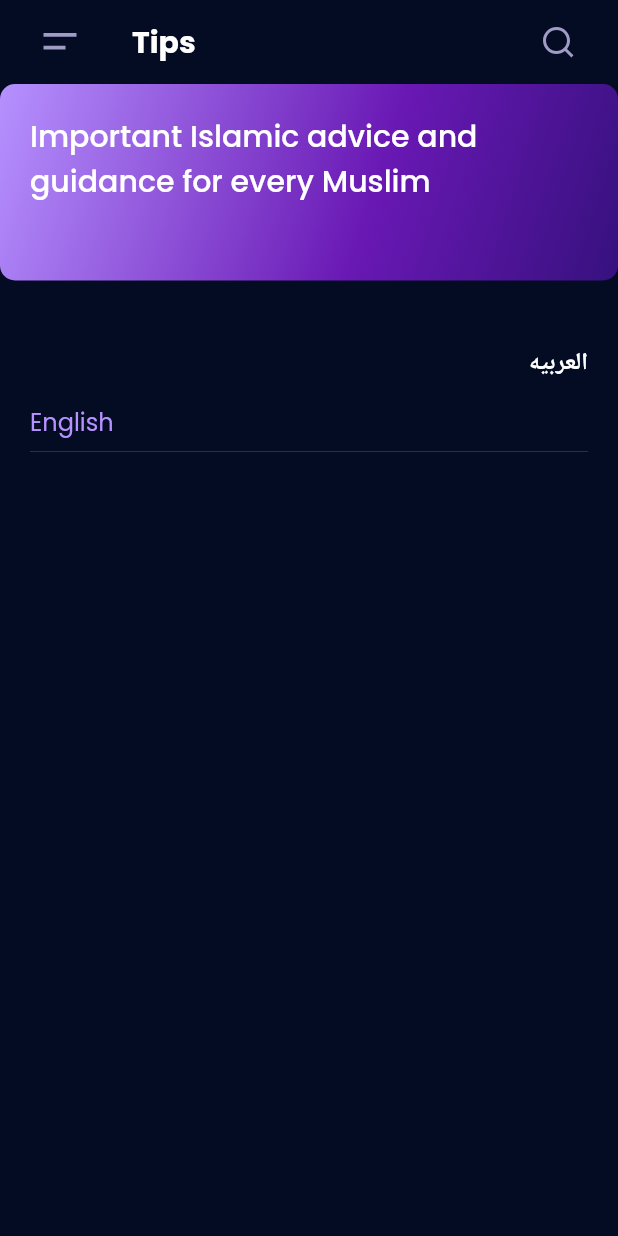
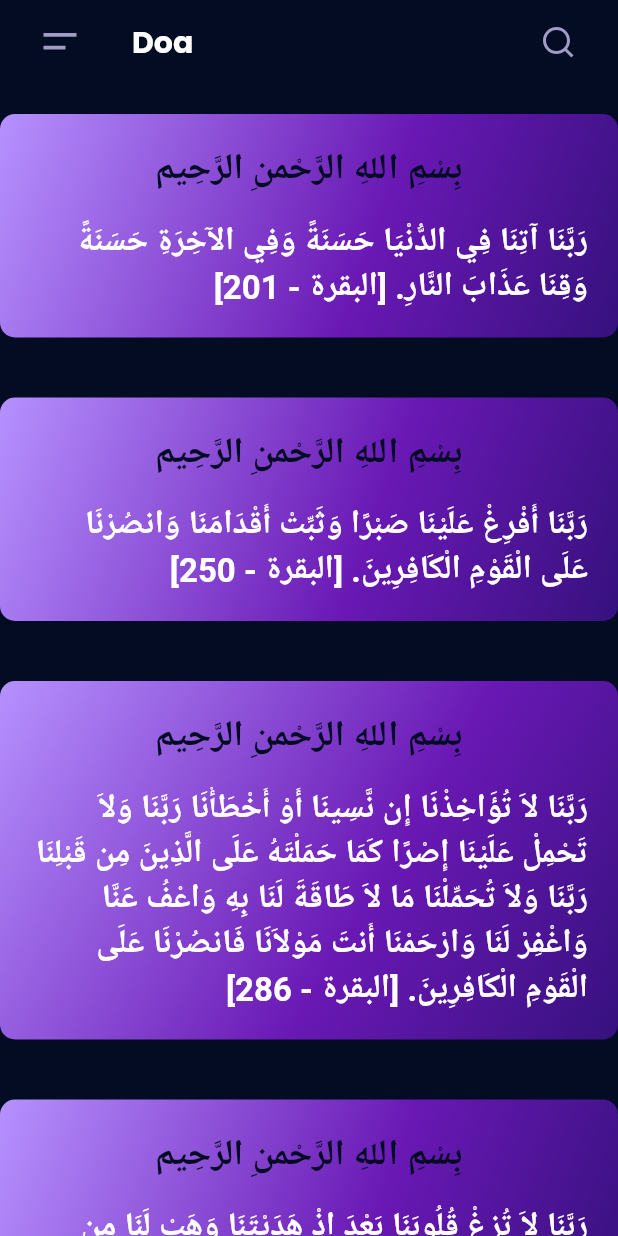
Before and after one commit to ahmedsaadbadawy/holy_quran_app, a Flutter app: the DoaView screen opened directly, on a phone screen of 412 x 824 dp. Run offline on Flutter 3.47's test engine with Material 2 defaults, Android fonts, the phone set to English and light mode, and no system bars; our stand-ins replace audioplayers, flutter_bloc, flutter_svg, font_awesome_flutter, get_storage, google_fonts and 1 more; accounts and stored records are empty; Roboto replaces fonts that are missing (Amiri).

Commit message:
finish doa_view

```diff
--- /dev/null
+++ b/lib/models/doa.dart
@@ -0,0 +1,28 @@
+List<String> doa = [
+  "رَبَّنَا آتِنَا فِي الدُّنْيَا حَسَنَةً وَفِي الآخِرَةِ حَسَنَةً وَقِنَا عَذَابَ النَّارِ. [البقرة - 201]",
+  "رَبَّنَا أَفْرِغْ عَلَيْنَا صَبْرًا وَثَبِّتْ أَقْدَامَنَا وَانصُرْنَا عَلَى الْقَوْمِ الْكَافِرِينَ. [البقرة - 250]",
+  "رَبَّنَا لاَ تُؤَاخِذْنَا إِن نَّسِينَا أَوْ أَخْطَأْنَا رَبَّنَا وَلاَ تَحْمِلْ عَلَيْنَا إِصْرًا كَمَا حَمَلْتَهُ عَلَى الَّذِينَ مِن قَبْلِنَا رَبَّنَا وَلاَ تُحَمِّلْنَا مَا لاَ طَاقَةَ لَنَا بِهِ وَاعْفُ عَنَّا وَاغْفِرْ لَنَا وَارْحَمْنَا أَنتَ مَوْلاَنَا فَانصُرْنَا عَلَى الْقَوْمِ الْكَافِرِينَ. [البقرة - 286]",
+  "رَبَّنَا لاَ تُزِغْ قُلُوبَنَا بَعْدَ إِذْ هَدَيْتَنَا وَهَبْ لَنَا مِن لَّدُنكَ رَحْمَةً إِنَّكَ أَنتَ الْوَهَّابُ. [آل عمران - 8]",
+  "رَبَّنَا إِنَّنَا آمَنَّا فَاغْفِرْ لَنَا ذُنُوبَنَا وَقِنَا عَذَابَ النَّارِ. [آل عمران - 16]",
+  "رَبِّ هَبْ لِي مِن لَّدُنْكَ ذُرِّيَّةً طَيِّبَةً إِنَّكَ سَمِيعُ الدُّعَاء. [آل عمران - 38]",
+  "رَبَّنَا آمَنَّا بِمَا أَنزَلْتَ وَاتَّبَعْنَا الرَّسُولَ فَاكْتُبْنَا مَعَ الشَّاهِدِينَ. [آل عمران - 53]",
+  "ربَّنَا اغْفِرْ لَنَا ذُنُوبَنَا وَإِسْرَافَنَا فِي أَمْرِنَا وَثَبِّتْ أَقْدَامَنَا وانصُرْنَا عَلَى الْقَوْمِ الْكَافِرِينَِ. [آل عمران - 147]",
+  "رَبَّنَا مَا خَلَقْتَ هَذا بَاطِلاً سُبْحَانَكَ فَقِنَا عَذَابَ النَّارِ رَبَّنَا إِنَّكَ مَن تُدْخِلِ النَّارَ فَقَدْ أَخْزَيْتَهُ وَمَا لِلظَّالِمِينَ مِنْ أَنصَارٍ رَّبَّنَا إِنَّنَا سَمِعْنَا مُنَادِيًا يُنَادِي لِلإِيمَانِ أَنْ آمِنُواْ بِرَبِّكُمْ فَآمَنَّا رَبَّنَا فَاغْفِرْ لَنَا ذُنُوبَنَا وَكَفِّرْ عَنَّا سَيِّئَاتِنَا وَتَوَفَّنَا مَعَ الأبْرَارِ رَبَّنَا وَآتِنَا مَا وَعَدتَّنَا عَلَى رُسُلِكَ وَلاَ تُخْزِنَا يَوْمَ الْقِيَامَةِ إِنَّكَ لاَ تُخْلِفُ الْمِيعَادَ. [آل عمران -  191-194]",
+  "رَبَّنَا ظَلَمْنَا أَنفُسَنَا وَإِن لَّمْ تَغْفِرْ لَنَا وَتَرْحَمْنَا لَنَكُونَنَّ مِنَ الْخَاسِرِينَ. [الأعراف - 23]",
+  "رَبَّنَا لاَ تَجْعَلْنَا مَعَ الْقَوْمِ الظَّالِمِينَ. [الأعراف - 47]",
+  "رَبَّنَا أَفْرِغْ عَلَيْنَا صَبْرًا وَتَوَفَّنَا مُسْلِمِينَ. [الأعراف - 126]",
+  "حَسْبِيَ اللّهُ لا إِلَـهَ إِلاَّ هُوَ عَلَيْهِ تَوَكَّلْتُ وَهُوَ رَبُّ الْعَرْشِ الْعَظِيمِ. [التوبة - 129]",
+  "رَبَّنَا لاَ تَجْعَلْنَا فِتْنَةً لِّلْقَوْمِ الظَّالِمِينَ وَنَجِّنَا بِرَحْمَتِكَ مِنَ الْقَوْمِ الْكَافِرِينَ. [يونس - 85-86]",
+  "رَبِّ إِنِّي أَعُوذُ بِكَ أَنْ أَسْأَلَكَ مَا لَيْسَ لِي بِهِ عِلْمٌ وَإِلاَّ تَغْفِرْ لِي وَتَرْحَمْنِي أَكُن مِّنَ الْخَاسِرِينَ. [هود - 47]",
+  "رَبِّ اجْعَلْنِي مُقِيمَ الصَّلاَةِ وَمِن ذُرِّيَّتِي رَبَّنَا وَتَقَبَّلْ دُعَاء. [إبرهيم - 40]",
+  "رَبَّنَا اغْفِرْ لِي وَلِوَالِدَيَّ وَلِلْمُؤْمِنِينَ يَوْمَ يَقُومُ الْحِسَابُ. [إبرهيم - 41]",
+  "رَّبِّ أَدْخِلْنِي مُدْخَلَ صِدْقٍ وَأَخْرِجْنِي مُخْرَجَ صِدْقٍ وَاجْعَل لِّي مِن لَّدُنكَ سُلْطَانًا نَّصِيرًا. [الإسراء - 80]",
+  "رَبَّنَا آتِنَا مِن لَّدُنكَ رَحْمَةً وَهَيِّئْ لَنَا مِنْ أَمْرِنَا رَشَدًا. [الكهف - 10]",
+  "رَبِّ اشْرَحْ لِي صَدْرِي وَيَسِّرْ لِي أَمْرِي وَاحْلُلْ عُقْدَةً مِّن لِّسَانِي يَفْقَهُوا قَوْلِي. [طه - 25-28]",
+  "رَّبِّ زِدْنِي عِلْمًا. [طه - 114]",
+  "لا إِلَهَ إِلا أَنتَ سُبْحَانَكَ إِنِّي كُنتُ مِنَ الظَّالِمِينَ. [الأنبياء - 87]",
+  "رَبِّ لَا تَذَرْنِي فَرْدًا وَأَنتَ خَيْرُ الْوَارِثِينَ. [الأنبياء - 89]",
+  "رَّبِّ أَعُوذُ بِكَ مِنْ هَمَزَاتِ الشَّيَاطِينِ وَأَعُوذُ بِكَ رَبِّ أَن يَحْضُرُونِ. [المؤمنون - 97-98]",
+  "رَبَّنَا آمَنَّا فَاغْفِرْ لَنَا وَارْحَمْنَا وَأَنتَ خَيْرُ الرَّاحِمِينَ. [المؤمنون - 109]",
+  "رَّبِّ اغْفِرْ وَارْحَمْ وَأَنتَ خَيْرُ الرَّاحِمِينَ. [المؤمنون - 118]",
+];
--- a/lib/views/doa_view.dart
+++ b/lib/views/doa_view.dart
@@ -1,6 +1,7 @@
 import 'package:flutter/material.dart';
 import 'package:flutter_svg/flutter_svg.dart';
 import 'package:google_fonts/google_fonts.dart';
+import 'package:quran_app/models/doa.dart';
 
 import '../constants.dart';
 
@@ -22,7 +23,7 @@ class DoaView extends StatelessWidget {
             ),
             const SizedBox(width: 24),
             Text(
-              'Tips',
+              'Doa',
               style: GoogleFonts.poppins(fontWeight: FontWeight.bold),
             ),
             const Spacer(),
@@ -34,14 +35,10 @@ class DoaView extends StatelessWidget {
         ),
         automaticallyImplyLeading: false,
       ),
-      body: NestedScrollView(
-        headerSliverBuilder: (context, innerBoxIsScrolled) => [
-          SliverToBoxAdapter(
-            child: Stack(
-              children: [
-                Container(
-                  width: MediaQuery.of(context).size.width,
-                  height: 131,
+      body: ListView.builder(itemBuilder: (context, index) {
+        return Padding(
+          padding: const EdgeInsets.only(top: 20, bottom: 20),
+          child: Container(
             decoration: BoxDecoration(
               borderRadius: BorderRadius.circular(10),
               gradient: const LinearGradient(
@@ -55,55 +52,35 @@ class DoaView extends StatelessWidget {
                 ],
               ),
             ),
-                ),
-                Center(
             child: Padding(
-                    padding: const EdgeInsets.only(left: 20, top: 20, right: 20),
-                    child: Text(
-                      'Important Islamic advice and guidance for every Muslim',
-                      style: GoogleFonts.poppins(
-                        color: Colors.white,
-                        fontWeight: FontWeight.w500,
-                        fontSize: 20,
-                      ),
-                    ),
-                  ),
-                )
-              ],
-            ),
-          ),
-        ],
-        body: Padding(
-          padding: const EdgeInsets.only(left: 20, right: 20, top: 20),
+              padding: const EdgeInsets.all(20),
               child: Column(
-            crossAxisAlignment: CrossAxisAlignment.stretch,
                 children: [
-              const SizedBox(
-                height: 24,
-              ),
                   Text(
-                'العربيه',
+                    "بِسْمِ اللهِ الرَّحْمنِ الرَّحِيم",
                     style: GoogleFonts.amiri(
-                  color: Colors.white,
-                  fontSize: 16,
+                      color: background,
+                      fontSize: 24,
                       fontWeight: FontWeight.bold,
                     ),
                     textAlign: TextAlign.right,
                   ),
                   const SizedBox(height: 16),
                   Text(
-                'English',
-                style: GoogleFonts.poppins(
-                  color: text,
-                  fontSize: 16,
+                    doa[index],
+                    style: GoogleFonts.amiri(
+                      color: Colors.white,
+                      fontSize: 22,
+                      fontWeight: FontWeight.bold,
                     ),
-                textAlign: TextAlign.left,
+                    textAlign: TextAlign.right,
                   ),
-              Divider(color: const Color(0xFF7B80AD).withOpacity(.3)),
                 ],
               ),
             ),
           ),
         );
+      }),
+    );
   }
 }
--- a/lib/widgets/azkar_custom_container.dart
+++ b/lib/widgets/azkar_custom_container.dart
@@ -24,16 +24,6 @@ class _AzkarCustomContainerState extends State<AzkarCustomContainer> {
   Widget build(BuildContext context) {
     return Column(
       children: [
-        const SizedBox(height: 20),
-        Text(
-          widget.title,
-          style: GoogleFonts.amiri(
-            color: primary,
-            fontSize: 30,
-            fontWeight: FontWeight.bold,
-          ),
-          textAlign: TextAlign.right,
-        ),
         ...widget.data.map(
           (zekr) {
             current = zekr['number'];
```
Lines whose indentation alone changed are shown as unchanged.
